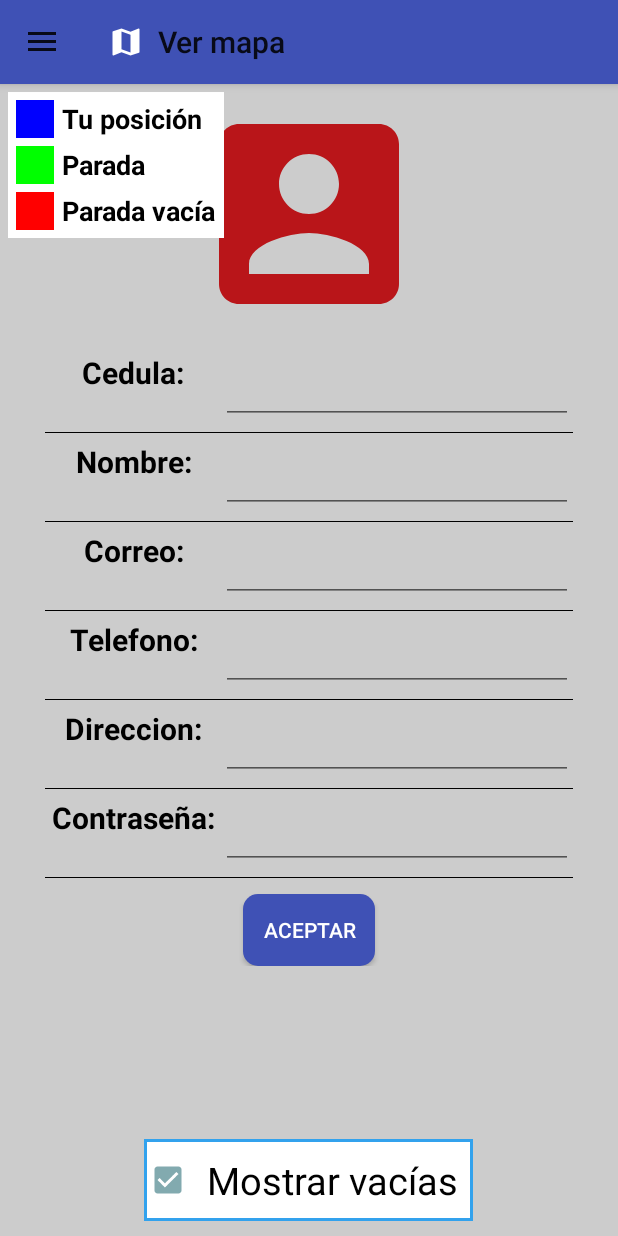
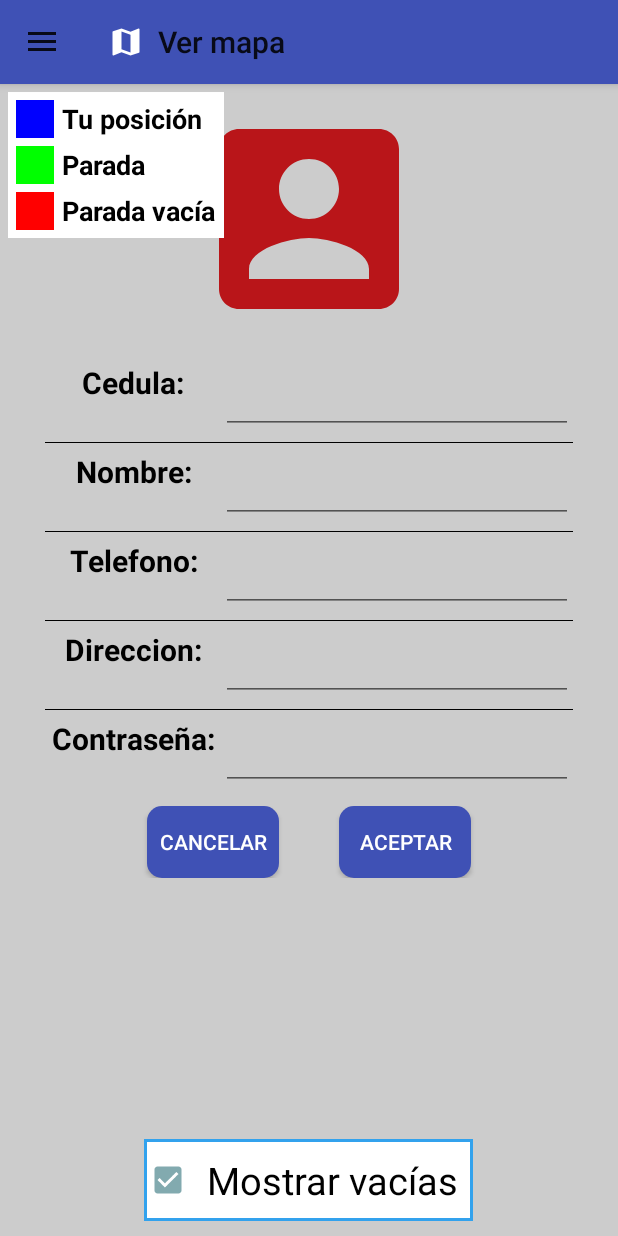
Before and after one commit to briangomez2016/BicicletasUsuario, an Android app: the fragment EditarPerfil placed in its activity, on a phone screen of 412 x 824 dp. Run offline under Robolectric (Android 15) with nearby library versions, the phone set to English and light mode, and no system bars; our stand-ins replace ButterKnife; 1 statement that could not run was skipped.

Commit message:
El EditarPerfil ya no te pide le correo, y te deja volver hacia atras

```diff
--- a/app/src/main/java/com/example/brian/bicicletasusuario/EditarPerfil.java
+++ b/app/src/main/java/com/example/brian/bicicletasusuario/EditarPerfil.java
@@ -48,8 +48,6 @@ public class EditarPerfil extends Fragment {
 	EditText tvCedula;
 	@BindView (R.id.tvNombre)
 	EditText tvNombre;
-	@BindView (R.id.tvCorreo)
-	EditText tvCorreo;
 	@BindView (R.id.tvTelefono)
 	EditText tvTelefono;
 	@BindView (R.id.tvDireccion)
@@ -58,6 +56,8 @@ public class EditarPerfil extends Fragment {
 	EditText tvpass;
 	@BindView (R.id.btnEditar)
 	Button btnEditar;
+	@BindView (R.id.btnCancelar)
+	Button btnCancelar;
 
 	public EditarPerfil() {
 		// Required empty public constructor
@@ -75,15 +75,29 @@ public class EditarPerfil extends Fragment {
 		ButterKnife.bind(this, v);
 		Button btn = (Button) v.findViewById (R.id.btnEditar);
 
+		btnCancelar.setOnClickListener(new View.OnClickListener() {
+			@Override
+			public void onClick(View v) {
+
+				Fragment fragment = new Perfil ();
+				FragmentTransaction fragmentTransaction = getActivity().getSupportFragmentManager().beginTransaction();
+				fragmentTransaction.replace(R.id.contenido_navigation, fragment);
+				fragmentTransaction.addToBackStack(null);
+				fragmentTransaction.commit();
+			}
+		});
 
 		btn.setOnClickListener (new View.OnClickListener () {
 			@Override
 			public void onClick(View v) {
-				if(tvCedula.getText().equals("") || tvNombre.getText().equals("") || tvCorreo.getText().equals("") || tvTelefono.getText().equals("") || tvDireccion.getText().equals("") || tvpass.getText().equals("")) {
+				if(tvCedula.getText().equals("") || tvNombre.getText().equals("") || tvTelefono.getText().equals("") || tvDireccion.getText().equals("") || tvpass.getText().equals("")) {
 					Toast.makeText(EditarPerfil.this.getContext(), "No se puede dejar espacios en blanco", Toast.LENGTH_SHORT).show();
 				}else {
 					final ApiInterface api = ApiCliente.getClient ().create (ApiInterface.class);
-					Call<RespuestaUsuario> call2 = api.editarPerfil (tvCedula.getText ().toString (), tvNombre.getText ().toString (), tvCorreo.getText ().toString (), tvTelefono.getText ().toString (), tvDireccion.getText ().toString (), tvpass.getText ().toString ());
+
+					SharedPreferences pref = EditarPerfil.this.getActivity().getApplicationContext().getSharedPreferences("usuario", Context.MODE_PRIVATE);
+					String email=pref.getString("email", null);
+					Call<RespuestaUsuario> call2 = api.editarPerfil (tvCedula.getText ().toString (), tvNombre.getText ().toString (), email, tvTelefono.getText ().toString (), tvDireccion.getText ().toString (), tvpass.getText ().toString ());
 					call2.enqueue (new Callback<RespuestaUsuario> () {
 						@Override
 						public void onResponse(Call<RespuestaUsuario> call2, Response<RespuestaUsuario> response) {
@@ -127,7 +141,6 @@ public class EditarPerfil extends Fragment {
 					} else
 						tvCedula.setText(u.getCedula());
 					tvNombre.setText(u.getNombre());
-					tvCorreo.setText(u.getEmail());
 					tvTelefono.setText(u.getTelefono());
 					tvDireccion.setText(u.getDireccion());
 				} else
@@ -145,15 +158,12 @@ public class EditarPerfil extends Fragment {
 		Usuario.editarPerfil(this, ci, nombre, correo, tel, dir, pass);
 	}
 
-
-
 	public boolean editarPerfil(boolean ok){
 		if(ok){
 			cargarPerfil();
 			Toast.makeText(getActivity(), "Perfil editado", Toast.LENGTH_LONG).show();
 			tvCedula.setText("asd");
 			tvNombre.setText("asd");
-			tvCorreo.setText("qwe");
 			tvTelefono.setText("re");
 			tvDireccion.setText("asd");
 		}else{
@@ -162,6 +172,4 @@ public class EditarPerfil extends Fragment {
 
 		return ok;
 	}
-
-
 }
--- a/app/src/main/java/com/example/brian/bicicletasusuario/Perfil.java
+++ b/app/src/main/java/com/example/brian/bicicletasusuario/Perfil.java
@@ -128,7 +128,7 @@ public class Perfil extends Fragment {
             @Override
             public void onFailure(Call<RespuestaUsuario> call, Throwable t) {
                 Log.d ("ASD", t.getMessage());
-                Toast.makeText(Perfil.this.getContext(), "No se pudo cargar el perfil", Toast.LENGTH_SHORT).show();
+                Toast.makeText(Perfil.this.getActivity(), "No se pudo cargar el perfil", Toast.LENGTH_SHORT).show();
             }
         });
 
--- a/app/src/main/res/layout/fragment_editarperfil.xml
+++ b/app/src/main/res/layout/fragment_editarperfil.xml
@@ -9,7 +9,7 @@
 
         <LinearLayout
             android:layout_width="match_parent"
-            android:layout_height="match_parent"
+            android:layout_height="0dp"
             android:orientation="vertical">
 
             <ImageView
@@ -17,13 +17,16 @@
                 android:layout_width="160dp"
                 android:layout_height="160dp"
                 android:background="@drawable/ic_user_def"
-                android:layout_marginVertical="10px"
+                android:layout_marginTop="10dp"
+                android:layout_marginBottom="10dp"
                 android:layout_gravity="center"/>
 
             <LinearLayout
                 android:layout_width="match_parent"
-                android:layout_marginHorizontal="30dp"
-                android:layout_marginVertical="5dp"
+                android:layout_marginLeft="30dp"
+                android:layout_marginRight="30dp"
+                android:layout_marginTop="5dp"
+                android:layout_marginBottom="5dp"
                 android:layout_height="wrap_content"
                 android:orientation="horizontal">
 
@@ -53,12 +56,15 @@
             <ImageView
                 android:layout_width="match_parent"
                 android:layout_height="1px"
-                android:layout_marginHorizontal="30dp"
+                android:layout_marginLeft="30dp"
+                android:layout_marginRight="30dp"
                 android:background="@drawable/linea_entre_medio"/>
             <LinearLayout
                 android:layout_width="match_parent"
-                android:layout_marginHorizontal="30dp"
-                android:layout_marginVertical="5dp"
+                android:layout_marginLeft="30dp"
+                android:layout_marginRight="30dp"
+                android:layout_marginTop="5dp"
+                android:layout_marginBottom="5dp"
                 android:layout_height="wrap_content"
                 android:orientation="horizontal">
 
@@ -87,46 +93,15 @@
             <ImageView
                 android:layout_width="match_parent"
                 android:layout_height="1px"
-                android:layout_marginHorizontal="30dp"
+                android:layout_marginLeft="30dp"
+                android:layout_marginRight="30dp"
                 android:background="@drawable/linea_entre_medio"/>
             <LinearLayout
                 android:layout_width="match_parent"
-                android:layout_marginHorizontal="30dp"
-                android:layout_marginVertical="5dp"
-                android:layout_height="wrap_content"
-                android:orientation="horizontal">
-
-                <TextView
-                    android:layout_weight="2"
-                    android:layout_width="match_parent"
-                    android:layout_height="match_parent"
-                    android:textAlignment="center"
-                    android:textSize="20sp"
-                    android:textColor="#000"
-                    android:textStyle="bold"
-                    android:text="Correo:"/>
-
-                <EditText
-                    android:id="@+id/tvCorreo"
-                    android:layout_weight="1"
-                    android:layout_width="match_parent"
-                    android:textAlignment="center"
-                    android:textSize="20sp"
-                    android:textColor="#000"
-                    android:layout_height="match_parent"
-                    android:text=""/>
-
-            </LinearLayout>
-
-            <ImageView
-                android:layout_width="match_parent"
-                android:layout_height="1px"
-                android:layout_marginHorizontal="30dp"
-                android:background="@drawable/linea_entre_medio"/>
-            <LinearLayout
-                android:layout_width="match_parent"
-                android:layout_marginHorizontal="30dp"
-                android:layout_marginVertical="5dp"
+                android:layout_marginLeft="30dp"
+                android:layout_marginRight="30dp"
+                android:layout_marginTop="5dp"
+                android:layout_marginBottom="5dp"
                 android:layout_height="wrap_content"
                 android:orientation="horizontal">
 
@@ -155,12 +130,15 @@
             <ImageView
                 android:layout_width="match_parent"
                 android:layout_height="1px"
-                android:layout_marginHorizontal="30dp"
+                android:layout_marginLeft="30dp"
+                android:layout_marginRight="30dp"
                 android:background="@drawable/linea_entre_medio"/>
             <LinearLayout
                 android:layout_width="match_parent"
-                android:layout_marginHorizontal="30dp"
-                android:layout_marginVertical="5dp"
+                android:layout_marginLeft="30dp"
+                android:layout_marginRight="30dp"
+                android:layout_marginTop="5dp"
+                android:layout_marginBottom="5dp"
                 android:layout_height="wrap_content"
                 android:orientation="horizontal">
 
@@ -189,12 +167,15 @@
             <ImageView
                 android:layout_width="match_parent"
                 android:layout_height="1px"
-                android:layout_marginHorizontal="30dp"
+                android:layout_marginLeft="30dp"
+                android:layout_marginRight="30dp"
                 android:background="@drawable/linea_entre_medio"/>
             <LinearLayout
                 android:layout_width="match_parent"
-                android:layout_marginHorizontal="30dp"
-                android:layout_marginVertical="5dp"
+                android:layout_marginLeft="30dp"
+                android:layout_marginRight="30dp"
+                android:layout_marginTop="5dp"
+                android:layout_marginBottom="5dp"
                 android:layout_height="wrap_content"
                 android:orientation="horizontal">
 
@@ -220,19 +201,26 @@
 
             </LinearLayout>
 
-            <ImageView
-                android:layout_width="match_parent"
-                android:layout_height="1px"
-                android:layout_marginHorizontal="30dp"
-                android:background="@drawable/linea_entre_medio"/>
             <LinearLayout
                 android:layout_width="match_parent"
-                android:layout_marginHorizontal="30dp"
-                android:layout_marginVertical="5dp"
+                android:layout_marginLeft="30dp"
+                android:layout_marginRight="30dp"
+                android:layout_marginTop="5dp"
+                android:layout_marginBottom="5dp"
                 android:layout_height="wrap_content"
-                android:orientation="horizontal">
+                android:orientation="horizontal"
+                android:gravity="center">
 
-            </LinearLayout>
+                <Button
+                    android:id="@+id/btnCancelar"
+                    android:layout_width="wrap_content"
+                    android:layout_height="wrap_content"
+                    android:layout_marginRight="20dp"
+                    android:layout_gravity="center_horizontal"
+                    android:background="@drawable/fondo_primary_round"
+                    android:textColor="@color/white"
+                    android:text="Cancelar"
+                    android:layout_marginEnd="20dp" />
 
                 <Button
                     android:id="@+id/btnEditar"
@@ -241,8 +229,11 @@
                     android:layout_gravity="center_horizontal"
                     android:background="@drawable/fondo_primary_round"
                     android:textColor="@color/white"
-                android:layout_below="@+id/pass"
-                android:text="Aceptar" />
+                    android:layout_marginLeft="20dp"
+                    android:text="Aceptar"
+                    android:layout_marginStart="20dp" />
+
+            </LinearLayout>
 
         </LinearLayout>
 
```
Lines whose indentation alone changed are shown as unchanged.
